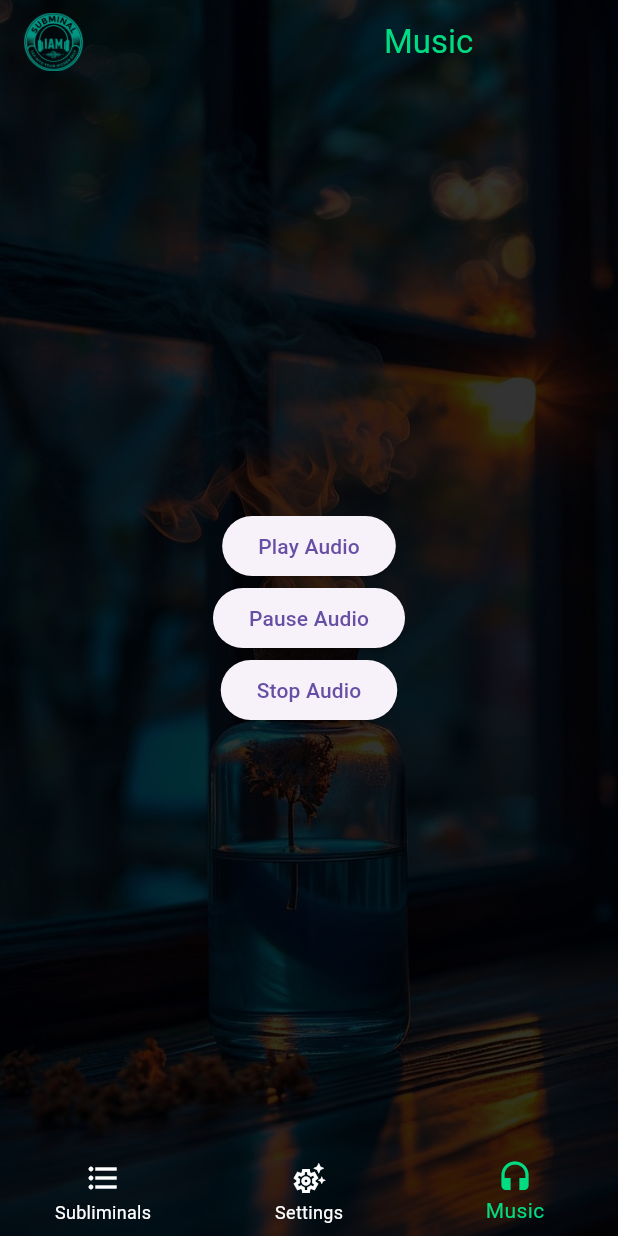
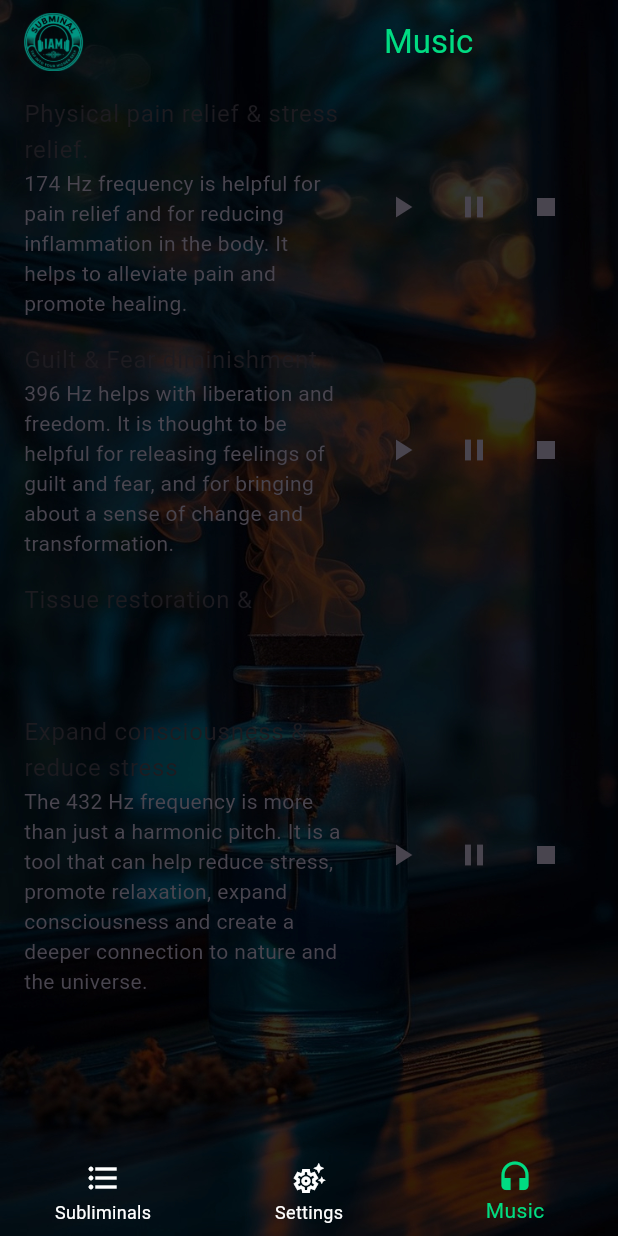
Before and after one commit to hemarastylepeke/subliminal-flutter-android, a Flutter app: the screen it shows after launch, item 3 of the bottom bar chosen, on a phone screen of 412 x 824 dp. Run offline on Flutter 3.47's test engine with Material 3 defaults, Android fonts, the phone set to English and light mode, and no system bars; our stand-ins replace audioplayers, flutter_tts, sqflite; missing offline and left inert: flutter_overlay_window; accounts and stored records are empty.

Commit message:
saved the audio files on the database locally

```diff
--- a/lib/database_helper.dart
+++ b/lib/database_helper.dart
@@ -42,8 +42,110 @@ class DatabaseHelper {
           "INSERT INTO speech_settings (volume, rate, pitch, language) VALUES (?, ?, ?, ?)",
           [0.5, 0.5, 1.0, 'en-US'],
         );
+
+        // Create the Solfeggio frequencies table
+        await _createSolfeggioFrequenciesTable(db);
+
+        // Create the Bonus frequencies table
+        await _createBonusFrequenciesTable(db);
       },
     );
+  }
+
+  // Function to create selfeggio table
+  Future<void> _createSolfeggioFrequenciesTable(Database db) async {
+    await db.execute('''
+      CREATE TABLE solfeggio_frequencies (
+        id INTEGER PRIMARY KEY AUTOINCREMENT,
+        title TEXT,
+        description TEXT,
+        path TEXT
+      )
+    ''');
+
+    // Insert initial data
+    await db.insert('solfeggio_frequencies', {
+      'title': 'Physical pain relief & stress relief.',
+      'description':
+          '174 Hz frequency is helpful for pain relief and for reducing inflammation in the body. It helps to alleviate pain and promote healing.',
+      'path': 'selfeggio_174_trimmed.wav',
+    });
+
+    await db.insert('solfeggio_frequencies', {
+      'title': 'Guilt & Fear diminishment',
+      'description':
+          '396 Hz helps with liberation and freedom. It is thought to be helpful for releasing feelings of guilt and fear, and for bringing about a sense of change and transformation.',
+      'path': 'selfeggio_396_trimmed.wav',
+    });
+
+    await db.insert('solfeggio_frequencies', {
+      'title': 'Tissue restoration & Healing',
+      'description':
+          '285 Hz is helpful for tissue and cell regeneration and also said to promote healing, it has been associated with the power of transforming negative emotions and thoughts into positive ones.',
+      'path': 'selfeggio_285_trimmed.wav',
+    });
+
+    await db.insert('solfeggio_frequencies', {
+      'title': 'Trauma Healing',
+      'description':
+          '417 Hz frequency helps with facilitation and support. It is thought to be helpful for facilitating change and supporting the process of healing and self-improvement.',
+      'path': 'selfeggio_285_trimmed.wav',
+    });
+
+    await db.insert('solfeggio_frequencies', {
+      'title': 'Relaxation & Sleep improvement',
+      'description':
+          '528 Hz frequency is helpful for repairing DNA and bringing about a sense of transformation and miracles.',
+      'path': 'selfeggio_528_trimmed.wav',
+    });
+
+    await db.insert('solfeggio_frequencies', {
+      'title': 'Improvement in mental balance',
+      'description':
+          '639 Hz frequency sound helps with connection and relationships. It is thought to be helpful for bringing about a sense of harmony and balance in personal relationships.',
+      'path': 'selfeggio_639_trimmed.wav',
+    });
+
+    await db.insert('solfeggio_frequencies', {
+      'title': 'Detoxification of body & mind',
+      'description':
+          '741 Hz frequency is helpful for awakening intuition and inner wisdom. It is believed to be helpful for enhancing problem-solving and decision-making abilities.',
+      'path': 'selfeggio_741_trimmed.wav',
+    });
+
+    await db.insert('solfeggio_frequencies', {
+      'title': 'Nervousness & Anxiety relief.',
+      'description':
+          '852 Hz frequency helps with returning to spiritual order. Specifically with bringing about a sense of connection to a higher power and for opening up spiritual communication.',
+      'path': 'selfeggio_852_trimmed.wav',
+    });
+
+    await db.insert('solfeggio_frequencies', {
+      'title': 'Increased positive energy & clarity.',
+      'description':
+          'The 963 Hz frequency, also known as the “god frequency,” can help to stimulate a connection with the Crown Chakra, which can help you understand yourself and the world around you on a deeper level.',
+      'path': 'selfeggio_963_trimmed.wav',
+    });
+  }
+
+  // Function to create Bonus frequencies table
+  Future<void> _createBonusFrequenciesTable(Database db) async {
+    await db.execute('''
+      CREATE TABLE bonus_frequencies (
+        id INTEGER PRIMARY KEY AUTOINCREMENT,
+        title TEXT,
+        description TEXT,
+        path TEXT
+      )
+    ''');
+
+    // Insert initial data
+    await db.insert('bonus_frequencies', {
+      'title': 'Expand consciousness & reduce stress',
+      'description':
+          'The 432 Hz frequency is more than just a harmonic pitch. It is a tool that can help reduce stress, promote relaxation, expand consciousness and create a deeper connection to nature and the universe.',
+      'path': 'bonus_432Hz_trimmed.mp3',
+    });
   }
 
   Future<void> insertCategory(String name) async {
@@ -136,4 +238,14 @@ class DatabaseHelper {
       where: 'id = 1',
     );
   }
+
+  Future<List<Map<String, dynamic>>> getSolfeggioFrequencies() async {
+    final db = await database;
+    return await db.query('solfeggio_frequencies');
+  }
+
+  Future<List<Map<String, dynamic>>> getBonusFrequencies() async {
+    final db = await database;
+    return await db.query('bonus_frequencies');
+  }
 }
--- a/lib/music.dart
+++ b/lib/music.dart
@@ -1,6 +1,7 @@
 import 'package:flutter/material.dart';
 import 'package:audioplayers/audioplayers.dart';
-import 'audio_manager.dart'; // Import the AudioManager
+import 'audio_manager.dart';
+import 'database_helper.dart';
 
 const primaryColor = Color(0xFF00DC82);
 
@@ -13,15 +14,29 @@ class Music extends StatefulWidget {
 
 class _MusicState extends State<Music> {
   late AudioPlayer _audioPlayer;
+  List<Map<String, dynamic>> _solfeggioFrequencies = [];
+  List<Map<String, dynamic>> _bonusFrequencies = [];
 
   @override
   void initState() {
     super.initState();
     _audioPlayer = AudioManager.instance.audioPlayer;
+    _loadAudioFiles();
   }
 
-  void _playAudio() async {
-    await _audioPlayer.play(AssetSource('sample_audio.mp3'));
+  void _loadAudioFiles() async {
+    final dbHelper = DatabaseHelper();
+    final solfeggioFiles = await dbHelper.getSolfeggioFrequencies();
+    final bonusFiles = await dbHelper.getBonusFrequencies();
+
+    setState(() {
+      _solfeggioFrequencies = solfeggioFiles;
+      _bonusFrequencies = bonusFiles;
+    });
+  }
+
+  void _playAudio(String path) async {
+    await _audioPlayer.play(AssetSource(path));
   }
 
   void _pauseAudio() async {
@@ -30,6 +45,36 @@ class _MusicState extends State<Music> {
 
   void _stopAudio() async {
     await _audioPlayer.stop();
+  }
+
+  Widget _buildAudioList(List<Map<String, dynamic>> audioFiles) {
+    return ListView.builder(
+      itemCount: audioFiles.length,
+      itemBuilder: (context, index) {
+        final audio = audioFiles[index];
+        return ListTile(
+          title: Text(audio['title']),
+          subtitle: Text(audio['description']),
+          trailing: Row(
+            mainAxisSize: MainAxisSize.min,
+            children: [
+              IconButton(
+                icon: const Icon(Icons.play_arrow),
+                onPressed: () => _playAudio(audio['path']),
+              ),
+              IconButton(
+                icon: const Icon(Icons.pause),
+                onPressed: _pauseAudio,
+              ),
+              IconButton(
+                icon: const Icon(Icons.stop),
+                onPressed: _stopAudio,
+              ),
+            ],
+          ),
+        );
+      },
+    );
   }
 
   @override
@@ -68,20 +113,9 @@ class _MusicState extends State<Music> {
           ),
           Center(
             child: Column(
-              mainAxisSize: MainAxisSize.min,
               children: [
-                ElevatedButton(
-                  onPressed: _playAudio,
-                  child: const Text('Play Audio'),
-                ),
-                ElevatedButton(
-                  onPressed: _pauseAudio,
-                  child: const Text('Pause Audio'),
-                ),
-                ElevatedButton(
-                  onPressed: _stopAudio,
-                  child: const Text('Stop Audio'),
-                ),
+                Expanded(child: _buildAudioList(_solfeggioFrequencies)),
+                Expanded(child: _buildAudioList(_bonusFrequencies)),
               ],
             ),
           ),
```
Also changed, not shown: pubspec.yaml (+11 -1 lines), pubspec.lock, 11 other files.
